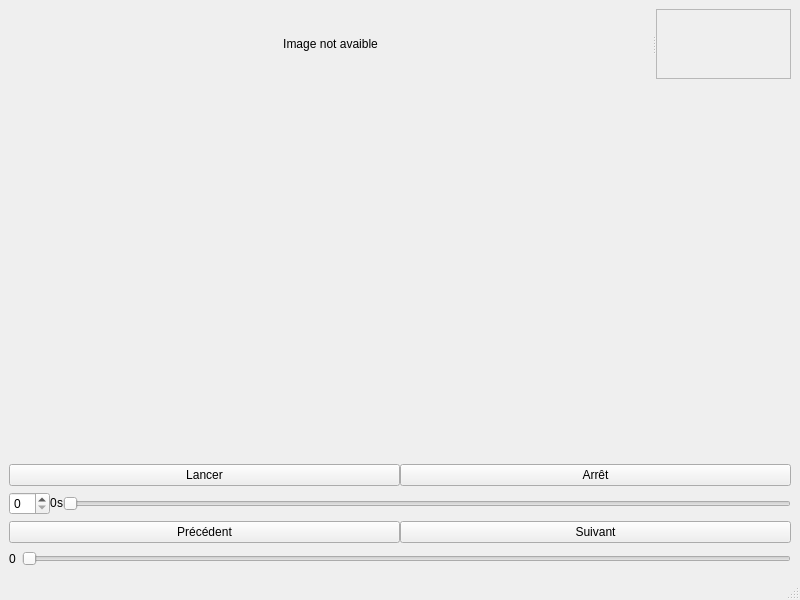
This is src/View/mainwindow.ui in lilemon63/ProjetSI2 as Qt 5 draws it before an edit. The edited form follows.
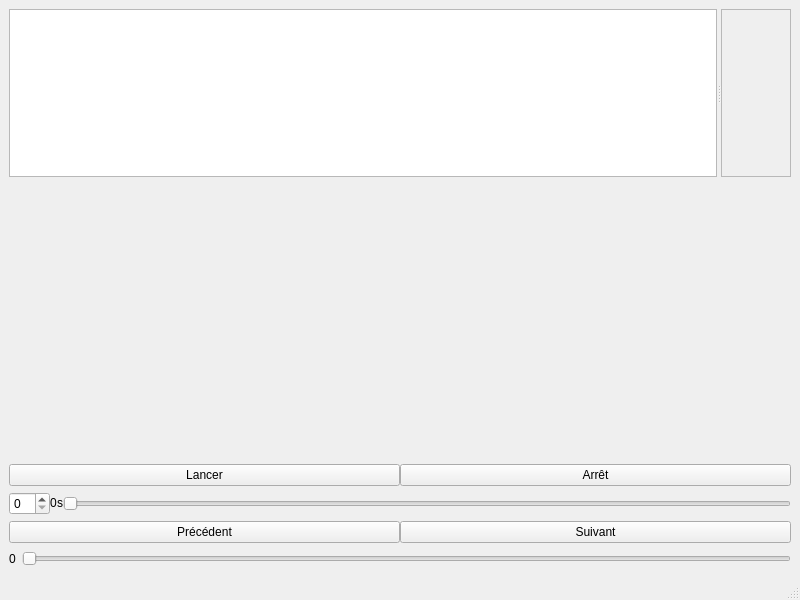
This is the edited form.

Commit message: Change QLabel au profit de QGraphicsView et QGraphicsScene

```diff
--- a/src/View/mainwindow.ui
+++ b/src/View/mainwindow.ui
@@ -20,27 +20,8 @@
       <property name="orientation">
        <enum>Qt::Horizontal</enum>
       </property>
-      <widget class="QLabel" name="labelImage">
-       <property name="sizePolicy">
-        <sizepolicy hsizetype="Expanding" vsizetype="Expanding">
-         <horstretch>0</horstretch>
-         <verstretch>0</verstretch>
-        </sizepolicy>
-       </property>
-       <property name="text">
-        <string>Image not avaible</string>
-       </property>
-       <property name="alignment">
-        <set>Qt::AlignCenter</set>
-       </property>
-      </widget>
+      <widget class="QGraphicsView" name="graphicsView"/>
       <widget class="QScrollArea" name="parametersArea">
-       <property name="verticalScrollBarPolicy">
-        <enum>Qt::ScrollBarAsNeeded</enum>
-       </property>
-       <property name="horizontalScrollBarPolicy">
-        <enum>Qt::ScrollBarAsNeeded</enum>
-       </property>
        <property name="widgetResizable">
         <bool>true</bool>
        </property>
@@ -49,8 +30,8 @@
          <rect>
           <x>0</x>
           <y>0</y>
-          <width>76</width>
-          <height>76</height>
+          <width>246</width>
+          <height>134</height>
          </rect>
         </property>
         <layout class="QVBoxLayout" name="verticalLayout_2"/>
```
The commit also changes 7 other files.
